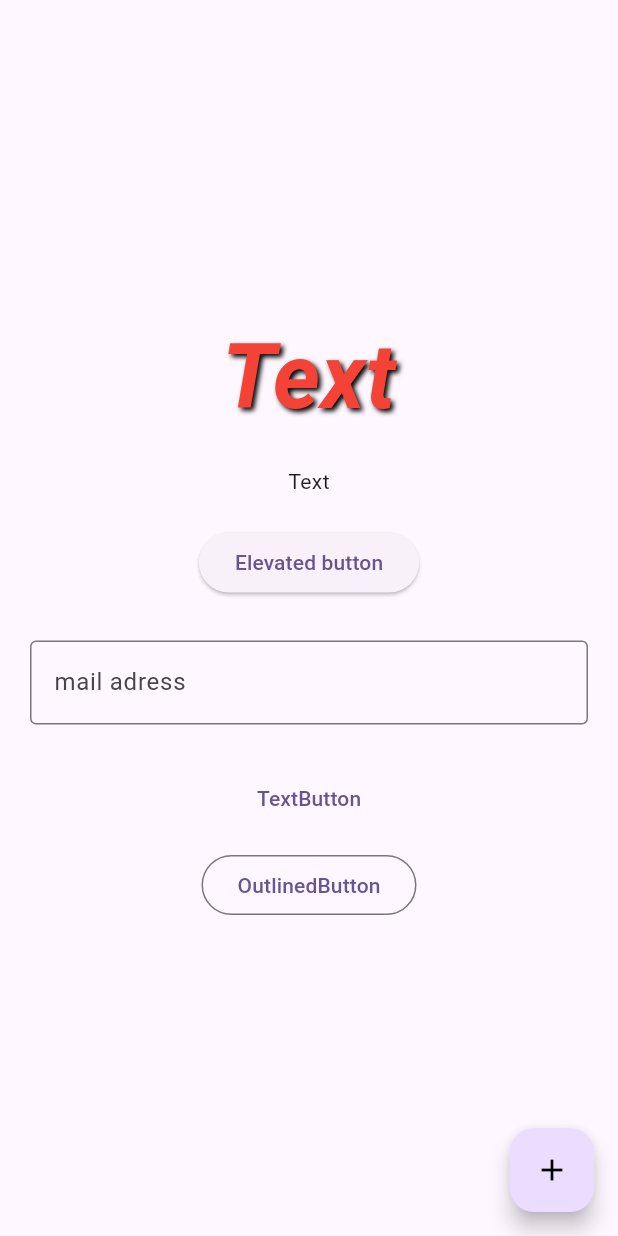
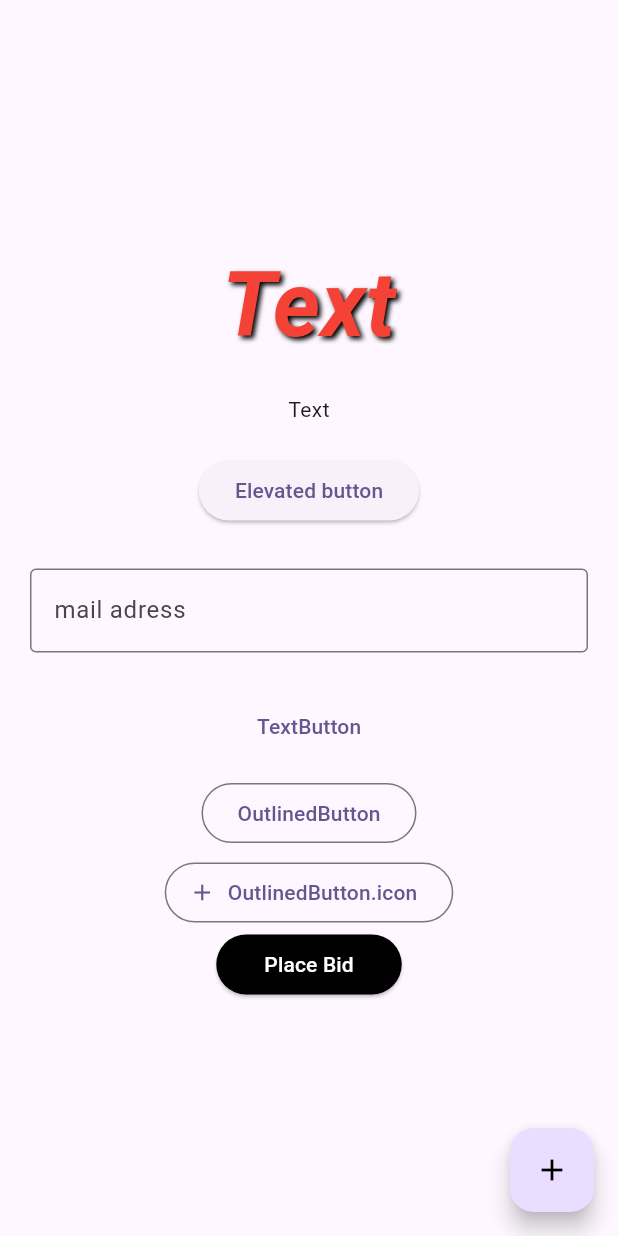
Before and after one commit to muameh/Flutter_Beginner, a Flutter app: the screen it shows after launch, on a phone screen of 412 x 824 dp. Run offline on Flutter 3.47's test engine with Material 3 defaults, Android fonts, the light colour scheme and no system bars.

Commit message:
buttons lesson 1

```diff
--- a/lib/home_page.dart
+++ b/lib/home_page.dart
@@ -46,11 +46,33 @@ class MyHomePage extends StatelessWidget {
             ),
             Padding(
               padding: const EdgeInsets.all(5),
-              child: TextButton(onPressed: () {}, child: const Text("TextButton")),
+              child: TextButton(
+                onPressed: () {},
+                child: const Text("TextButton"),
+              ),
             ),
             Padding(
               padding: const EdgeInsets.all(5),
-              child: OutlinedButton(onPressed: () {}, child: const Text("OutlinedButton")),
+              child: OutlinedButton(
+                onPressed: () {},
+                child: const Text("OutlinedButton"),
+              ),
+            ),
+            OutlinedButton.icon(
+              onPressed: () {},
+              icon: const Icon(Icons.add),
+              label: Text("OutlinedButton.icon"),
+            ),
+            ElevatedButton(
+              style: ElevatedButton.styleFrom(backgroundColor: Colors.black),
+              onPressed: () {},
+              child: const Padding(
+                padding: EdgeInsets.only(top: 8.0, bottom: 8.0, right: 8.0, left: 8.0),
+                child: Text(
+                  "Place Bid",
+                  style: TextStyle(color: Colors.white),
+                ),
+              ),
             )
           ],
         ),
```
